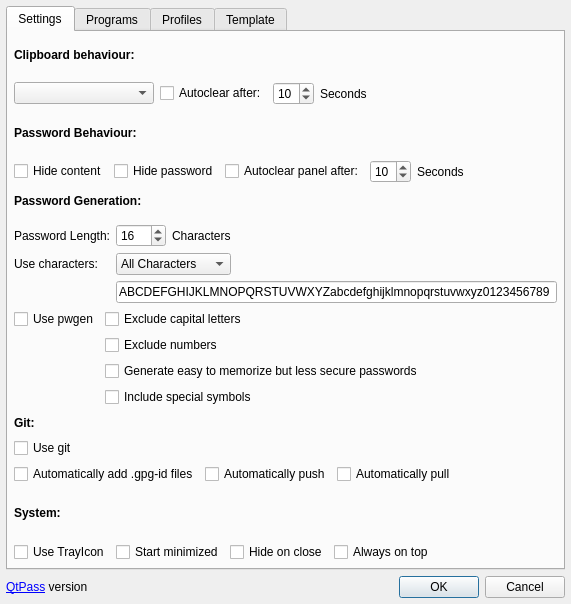
First picture: the form in configdialog.ui, repository IJHack/QtPass, before the edit.
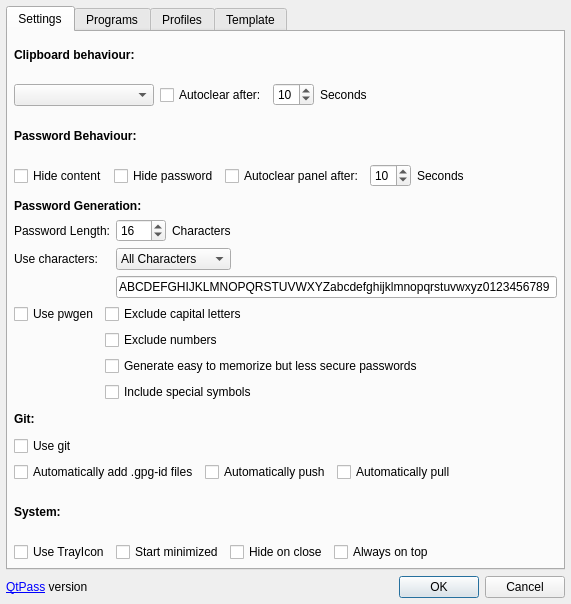
Second picture: the form after the edit. Icons and pictures are not drawn.

```diff
--- a/configdialog.ui
+++ b/configdialog.ui
@@ -237,7 +237,7 @@
          <item>
           <layout class="QFormLayout" name="formLayout_2">
            <property name="topMargin">
-            <number>10</number>
+            <number>0</number>
            </property>
            <item row="0" column="0">
             <widget class="QLabel" name="label_7">
```
